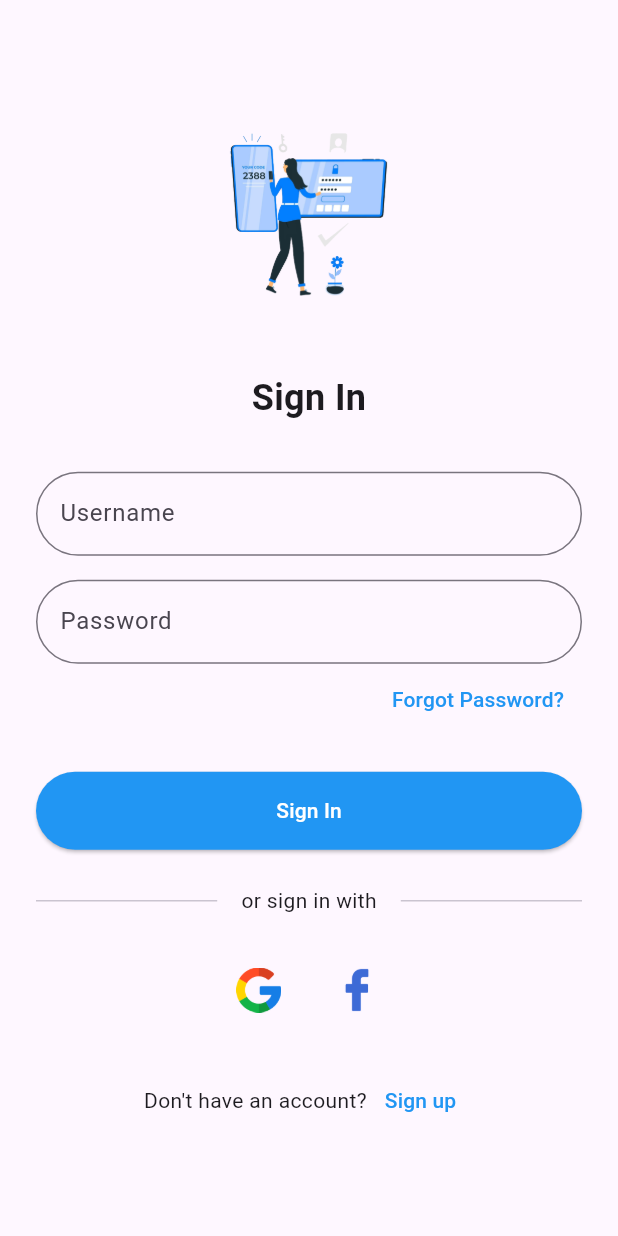
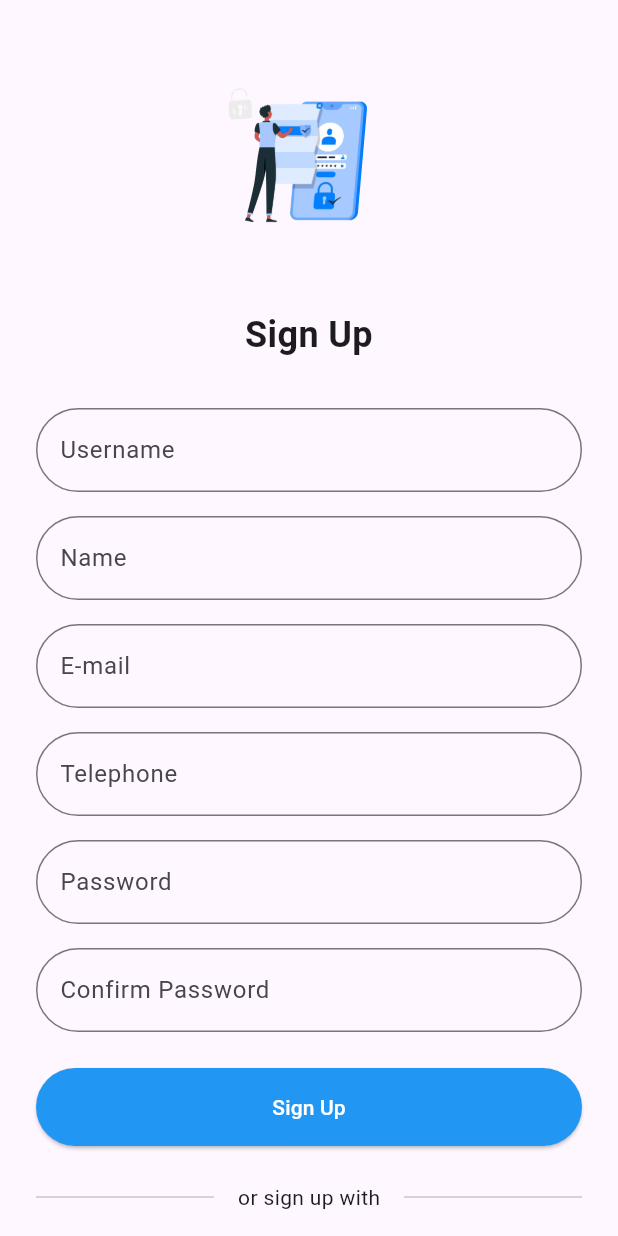
Before and after one commit to AdithyaSean/next-step-flutter, a Flutter app: the screen it shows after launch, on a phone screen of 412 x 824 dp. Run offline on Flutter 3.47's test engine with Material 3 defaults, Android fonts, the phone set to English and light mode, and no system bars.

Commit message:
create sign_up.dart UI

```diff
--- a/lib/main.dart
+++ b/lib/main.dart
@@ -1,9 +1,10 @@
 import 'package:flutter/material.dart';
-import 'package:next_step/interest.dart';
-import'package:next_step/lets_get_started.dart';
-import 'package:next_step/change_password.dart';
-import 'package:next_step/forgot_password.dart';
-import 'package:next_step/sign_in.dart';
+//import 'package:next_step/interest.dart';
+//import 'package:next_step/lets_get_started.dart';
+//import 'package:next_step/change_password.dart';
+//import 'package:next_step/forgot_password.dart';
+//import 'package:next_step/sign_in.dart';
+import 'package:next_step/sign_up.dart';
 
 void main() {
   runApp(const MyApp());
@@ -19,7 +20,7 @@ class MyApp extends StatelessWidget {
       theme: ThemeData(
         primarySwatch: Colors.blue,
       ),
-      home: const ResponsiveSignIn(), // Use the imported widget
+      home: const ResponsiveSignUp(), // Use the imported widget
     );
   }
 }
--- /dev/null
+++ b/lib/sign_up.dart
@@ -0,0 +1,159 @@
+import 'package:flutter/material.dart';
+
+class ResponsiveSignUp extends StatelessWidget {
+  const ResponsiveSignUp({Key? key}) : super(key: key);
+
+  @override
+  Widget build(BuildContext context) {
+    return Scaffold(
+      body: LayoutBuilder(
+        builder: (context, constraints) {
+          // Adjust the form width based on device size
+          double formWidth = constraints.maxWidth;
+          if (constraints.maxWidth > 600) {
+            formWidth = constraints.maxWidth * 0.5;
+          }
+          if (constraints.maxWidth > 1200) {
+            formWidth = constraints.maxWidth * 0.3;
+          }
+
+          return Center(
+            child: SingleChildScrollView(
+              child: Container(
+                width: formWidth,
+                padding: const EdgeInsets.all(24.0),
+                child: Column(
+                  mainAxisAlignment: MainAxisAlignment.center,
+                  crossAxisAlignment: CrossAxisAlignment.stretch,
+                  children: [
+                    if (constraints.maxWidth > 400)
+                      Image.asset(
+                        'images/signup.png',
+                        height: constraints.maxWidth > 1200 ? 200 : 150,
+                      ),
+                    const SizedBox(height: 32),
+                    const Text(
+                      'Sign Up',
+                      style: TextStyle(
+                        fontSize: 24,
+                        fontWeight: FontWeight.bold,
+                      ),
+                      textAlign: TextAlign.center,
+                    ),
+                    const SizedBox(height: 32),
+                    TextFormField(
+                      decoration: InputDecoration(
+                        labelText: 'Username',
+                        border: OutlineInputBorder(
+                          borderRadius: BorderRadius.circular(30),
+                        ),
+                      ),
+                    ),
+                    const SizedBox(height: 16),
+                    TextFormField(
+                      decoration: InputDecoration(
+                        labelText: 'Name',
+                        border: OutlineInputBorder(
+                          borderRadius: BorderRadius.circular(30),
+                        ),
+                      ),
+                    ),
+                    const SizedBox(height: 16),
+                    TextFormField(
+                      decoration: InputDecoration(
+                        labelText: 'E-mail',
+                        border: OutlineInputBorder(
+                          borderRadius: BorderRadius.circular(30),
+                        ),
+                      ),
+                      keyboardType: TextInputType.emailAddress,
+                    ),
+                    const SizedBox(height: 16),
+                    TextFormField(
+                      decoration: InputDecoration(
+                        labelText: 'Telephone',
+                        border: OutlineInputBorder(
+                          borderRadius: BorderRadius.circular(30),
+                        ),
+                      ),
+                      keyboardType: TextInputType.phone,
+                    ),
+                    const SizedBox(height: 16),
+                    TextFormField(
+                      obscureText: true,
+                      decoration: InputDecoration(
+                        labelText: 'Password',
+                        border: OutlineInputBorder(
+                          borderRadius: BorderRadius.circular(30),
+                        ),
+                      ),
+                    ),
+                    const SizedBox(height: 16),
+                    TextFormField(
+                      obscureText: true,
+                      decoration: InputDecoration(
+                        labelText: 'Confirm Password',
+                        border: OutlineInputBorder(
+                          borderRadius: BorderRadius.circular(30),
+                        ),
+                      ),
+                    ),
+                    const SizedBox(height: 24),
+                    ElevatedButton(
+                      onPressed: () {},
+                      style: ElevatedButton.styleFrom(
+                        backgroundColor: Colors.blue,
+                        padding: const EdgeInsets.symmetric(vertical: 16),
+                        shape: RoundedRectangleBorder(
+                          borderRadius: BorderRadius.circular(30),
+                        ),
+                      ),
+                      child: const Text('Sign Up', style: TextStyle(color: Colors.white)),
+                    ),
+                    const SizedBox(height: 24),
+                    const Row(
+                      children: [
+                        Expanded(child: Divider()),
+                        Padding(
+                          padding: EdgeInsets.symmetric(horizontal: 16),
+                          child: Text('or sign up with'),
+                        ),
+                        Expanded(child: Divider()),
+                      ],
+                    ),
+                    const SizedBox(height: 24),
+                    Row(
+                      mainAxisAlignment: MainAxisAlignment.center,
+                      children: [
+                        IconButton(
+                          onPressed: () {},
+                          icon: Image.asset('images/google.png', width: 30, height: 30),
+                        ),
+                        const SizedBox(width: 16),
+                        IconButton(
+                          onPressed: () {},
+                          icon: Image.asset('images/facebook.png', width: 35, height: 35),
+                        ),
+                      ],
+                    ),
+                    const SizedBox(height: 24),
+                    Row(
+                      mainAxisAlignment: MainAxisAlignment.center,
+                      children: [
+                        const Text("Already have an account?"),
+                        TextButton(
+                          onPressed: () {},
+                          child: const Text('Sign In', style: TextStyle(color: Colors.blue)),
+                        ),
+                      ],
+                    ),
+                  ],
+                ),
+              ),
+            ),
+          );
+        },
+      ),
+    );
+  }
+}
--- a/pubspec.yaml
+++ b/pubspec.yaml
@@ -65,6 +65,7 @@ flutter:
     - images/password_image.png
     - images/google.png
     - images/facebook.png
+    - images/signup.png
 
   # An image asset can refer to one or more resolution-specific "variants", see
   # https://flutter.dev/to/resolution-aware-images
```
Also changed, not shown: images/signup.png (added).
